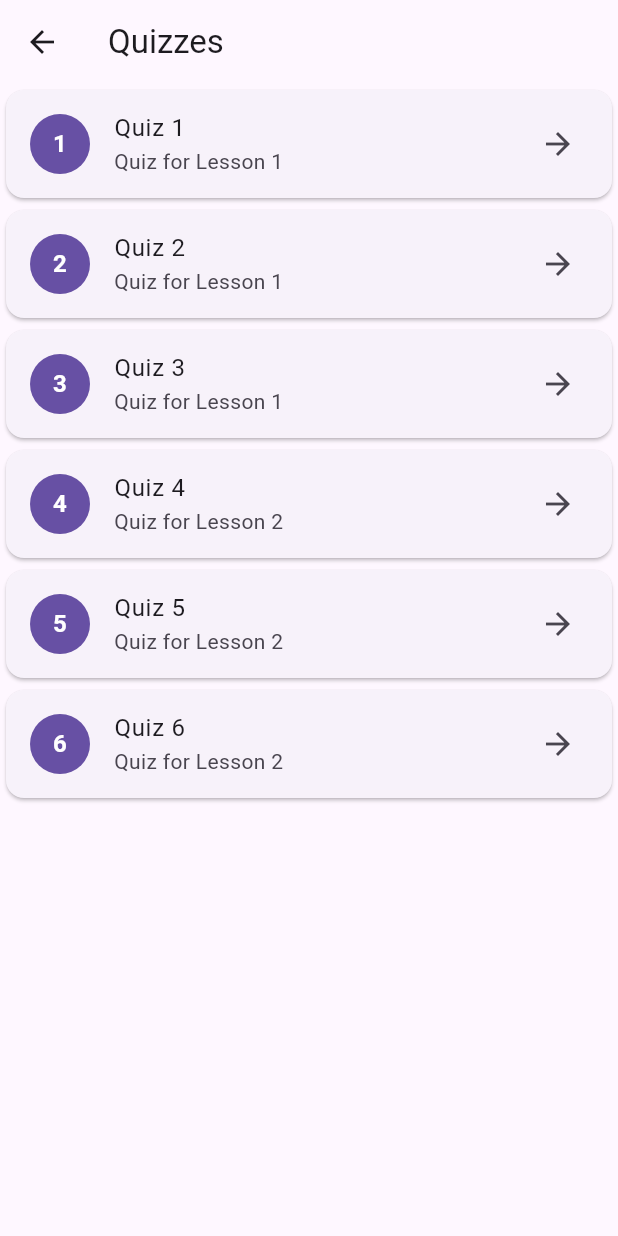
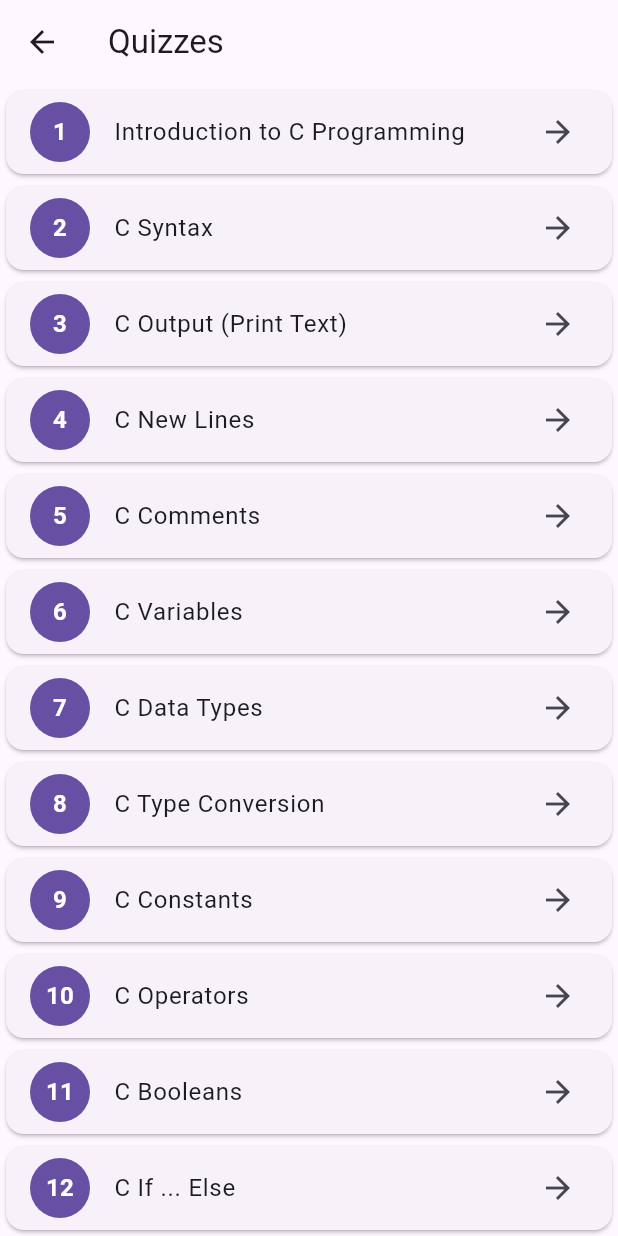
Before and after one commit to sagexfors/basicprog, a Flutter app: the HomePage screen opened directly, in the side drawer, after a tap on "Quizzes", on a phone screen of 412 x 824 dp. Run offline on Flutter 3.47's test engine with Material 2 defaults, Android fonts, the phone set to English and light mode, and no system bars; our stand-ins replace cloud_firestore, firebase_auth, firebase_core, firebase_storage, flutter_highlight, flutter_svg and 1 more; missing offline and left inert: flutter_code_editor, highlight; accounts and stored records are empty; generated files the repository leaves out were written again.

Commit message:
add quizzes

```diff
--- a/lib/Pages/home_page.dart
+++ b/lib/Pages/home_page.dart
@@ -147,15 +147,8 @@ class NavigationDrawer extends StatelessWidget {
           DrawerItemWidget(
             icon: Icons.quiz,
             title: 'Quizzes',
-            onTap: () {
-              Navigator.push(
-                context,
-                MaterialPageRoute(
-                  builder: (context) => QuizzesPage(
-                    quizzes: quizzes,
-                  ),
-                ),
-              );
+            onTap: () async {
+              await Navigator.of(context).pushNamed('/quizzes');
             },
           ),
           DrawerItemWidget(
--- a/lib/Pages/quizzes_page.dart
+++ b/lib/Pages/quizzes_page.dart
@@ -54,7 +54,7 @@ class QuizCard extends StatelessWidget {
           ),
         ),
         title: Text(quiz.title),
-        subtitle: Text(quiz.description),
+        subtitle: quiz.description == '' ? null : Text(quiz.description),
         trailing: const Icon(Icons.arrow_forward),
         onTap: () {
           Navigator.push(
--- a/lib/constants/routes.dart
+++ b/lib/constants/routes.dart
@@ -3,6 +3,7 @@ const aboutUsRoute = '/about-us';
 const mainRoute = '/main';
 const profileRoute = '/profile';
 const lessonsRoute = '/lessons';
+const quizzesRoute = '/quizzes';
 const activitiesRoute = '/activities';
 const compilerRoute = '/compiler';
 const changePasswordRoute = '/change-password';
--- a/lib/my_app.dart
+++ b/lib/my_app.dart
@@ -7,7 +7,9 @@ import 'package:basicprog/pages/compiler_page.dart';
 import 'package:basicprog/pages/forgot_password_page.dart';
 import 'package:basicprog/pages/lessons/lessons_page.dart';
 import 'package:basicprog/pages/profile_page.dart';
+import 'package:basicprog/pages/quizzes_page.dart';
 import 'package:basicprog/provider/lessons_provider.dart';
+import 'package:basicprog/provider/quizzes_provider.dart';
 import 'package:basicprog/provider/user_provider.dart';
 import 'package:flutter/material.dart';
 import 'package:provider/provider.dart';
@@ -27,6 +29,9 @@ class MyApp extends StatelessWidget {
         ChangeNotifierProvider(
           create: (context) => LessonsProvider(),
         ),
+        ChangeNotifierProvider(
+          create: (context) => QuizzesProvider(),
+        ),
       ],
       child: MaterialApp(
         theme: ThemeData(
@@ -45,6 +50,13 @@ class MyApp extends StatelessWidget {
                   );
                 },
               ),
+          quizzesRoute: (context) => Consumer<QuizzesProvider>(
+                builder: (context, value, child) {
+                  return QuizzesPage(
+                    quizzes: value.quizzes,
+                  );
+                },
+              ),
           activitiesRoute: (context) => const ActivitiesPage(),
           compilerRoute: (context) => const CompilerPage(),
           changePasswordRoute: (context) => const ChangePasswordPage(),
--- a/lib/provider/quizzes_provider.dart
+++ b/lib/provider/quizzes_provider.dart
@@ -1,54 +1,56 @@
-// import 'dart:convert';
+import 'dart:convert';
 
-// import 'package:basicprog/model/lesson.dart';
-// import 'package:basicprog/model/quiz.dart';
-// import 'package:flutter/material.dart';
-// import 'package:flutter/services.dart';
+import 'package:basicprog/model/question.dart';
+import 'package:basicprog/model/quiz.dart';
+import 'package:flutter/material.dart';
+import 'package:flutter/services.dart';
 
-// class QuizzesProvider with ChangeNotifier {
-//   List<Quiz> quizzes;
+class QuizzesProvider with ChangeNotifier {
+  List<Quiz> quizzes;
 
-//   QuizzesProvider() : quizzes = [] {
-//     initialize();
-//   }
+  QuizzesProvider() : quizzes = [] {
+    initialize();
+  }
 
-//   void initialize() {
-//     parseQuizzesFromJsonFile().then((parsedQuizzes) {
-//       quizzes = parsedQuizzes;
-//       notifyListeners(); // Notify any listeners that the lessons have been updated.
-//     });
-//   }
+  void initialize() {
+    parseQuizzesFromJsonFile().then((parsedQuizzes) {
+      quizzes = parsedQuizzes;
+      notifyListeners(); // Notify any listeners that the quizzes have been updated.
+    });
+  }
 
-//   Future<List<Quiz>> parseQuizzesFromJsonFile() async {
-//     // Read the JSON file into a String
-//     final jsonString =
-//         await rootBundle.loadString('assets/temp_repo_quizzes.json');
+  Future<List<Quiz>> parseQuizzesFromJsonFile() async {
+    // Read the JSON file into a String
+    final jsonString = await rootBundle.loadString('assets/exercises.json');
 
-//     // Parse the JSON data
-//     final jsonData = json.decode(jsonString);
+    // Parse the JSON data
+    final jsonData = json.decode(jsonString);
 
-//     // Extract and parse lessons
-//     final lessonsData = jsonData['lessons'] as List<dynamic>;
-//     final lessons = lessonsData.map((lessonData) {
-//       final contentData = lessonData['content'] as List<dynamic>;
-//       final content = contentData.map((contentItem) {
-//         if (contentItem['type'] == 'text') {
-//           return Content(type: 'text', text: contentItem['text']);
-//         } else if (contentItem['type'] == 'code') {
-//           return Content(type: 'code', text: contentItem['code']);
-//         }
-//         return Content(type: 'text', text: '');
-//       }).toList();
-//       return Lesson(
-//         title: lessonData['title'],
-//         description: lessonData['description'],
-//         content: content,
-//       );
-//     }).toList();
+    // Extract and parse quizzes
+    final exercisesData = jsonData['exercises'] as List<dynamic>;
+    final quizzes = exercisesData.map((exerciseData) {
+      final exerciseTitle = exerciseData['exercise'] as String;
+      final questionsData = exerciseData['questions'] as List<dynamic>;
+      final questions = questionsData.map((questionData) {
+        final questionText = questionData['question'] as String;
+        final optionsData = questionData['options'] as List<dynamic>;
+        final options = optionsData.map((option) => option as String).toList();
+        final correctAnswerIndex = questionData['answer'] as int;
 
-//     return lessons;
-//   }
-// }
+        return Question(
+          question: questionText,
+          choices: options,
+          correctAnswerIndex: correctAnswerIndex,
+        );
+      }).toList();
 
+      return Quiz(
+        title: exerciseTitle,
+        description: '', // You can add a description if available in the JSON.
+        questions: questions,
+      );
+    }).toList();
 
-// TODO: COMPILE A BUNCH OF QUIZZES
+    return quizzes;
+  }
+}
```
